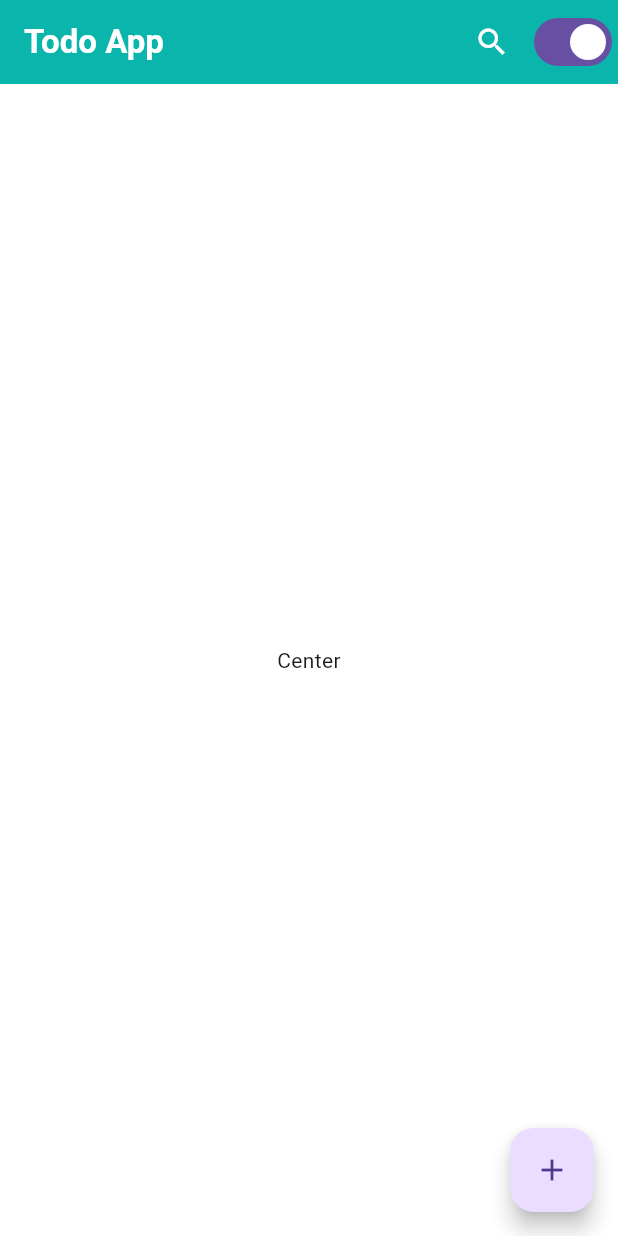
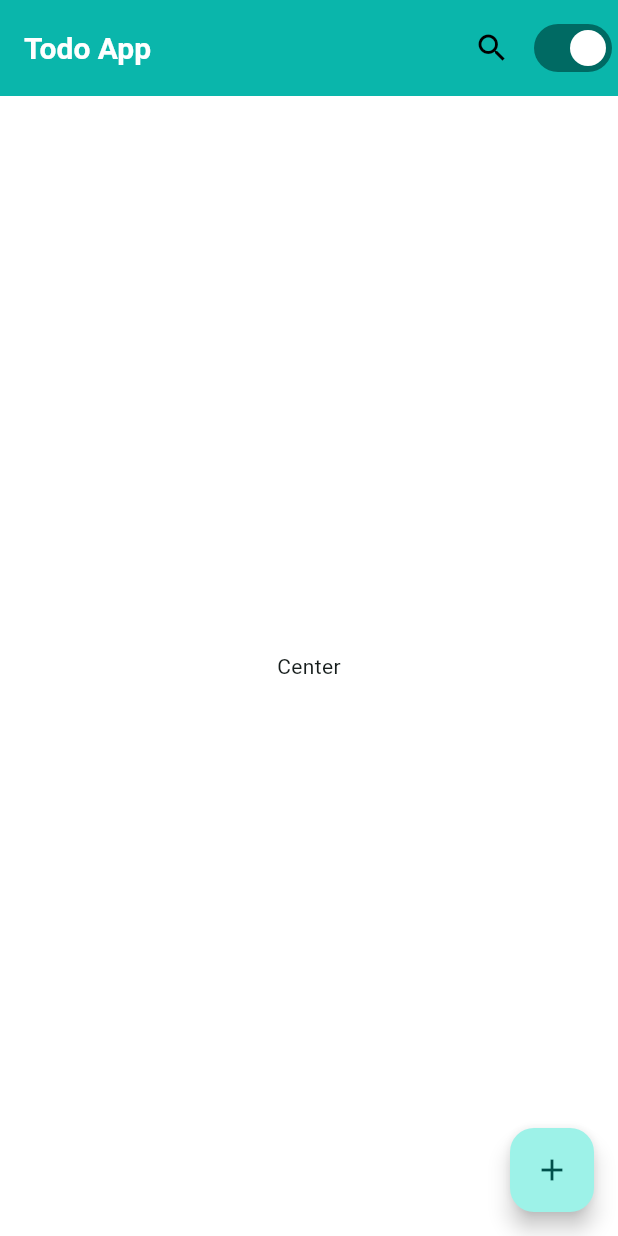
Before and after one commit to UmerFarooqJillani/Todo-List-App, a Flutter app: the screen it shows after launch, on a phone screen of 412 x 824 dp. Run offline on Flutter 3.47's test engine with Material 3 defaults, Android fonts, the phone set to English and light mode, and no system bars; our stand-ins replace flutter_riverpod, flutter_screenutil.

Commit message:
add the theme data using material 3

```diff
--- a/todo_app/lib/app/themes.dart
+++ b/todo_app/lib/app/themes.dart
@@ -5,13 +5,29 @@ class MyThemes {
   static final lightTheme = ThemeData(
     useMaterial3: true,
     brightness: Brightness.light,
+    // Prefer ColorScheme in M3:
+    colorScheme: ColorScheme.fromSeed(
+      seedColor: const Color(0xFF0AB6AB),
+      brightness: Brightness.light,
+    ),
     scaffoldBackgroundColor: Colors.white,
-    primaryColor: Colors.white,
 
-    appBarTheme: AppBarTheme(
-      backgroundColor: const Color.fromRGBO(10, 182, 171, 100),
-      foregroundColor: Colors.white, // icons/text
-      elevation: 0,
+    appBarTheme: const AppBarTheme(
+      backgroundColor: Color(0xFF0AB6AB),
+      foregroundColor: Colors.white, // icons & text
+      elevation: 60.0,
+      surfaceTintColor: Colors.transparent, // ← important in M3
+      // AppBar uses these over textTheme:
+      titleTextStyle: TextStyle(
+        fontSize: 20,
+        fontWeight: FontWeight.w600,
+        color: Colors.white,
+      ),
+      toolbarTextStyle: TextStyle(color: Colors.white),
+      toolbarHeight: 64.0,
+      actionsIconTheme: IconThemeData(
+        color: Colors.black
+      ),
     ),
 
     textTheme: const TextTheme(
@@ -22,8 +38,14 @@ class MyThemes {
   );
 
   // dark theme data
-  static final darkTheme = ThemeData(
-    useMaterial3: true,
-    brightness: Brightness.dark,
-  );
+  // static final darkTheme = ThemeData(
+  //   useMaterial3: true,
+  //   brightness: Brightness.dark,
+
+  //   appBarTheme: AppBarTheme(
+  //     backgroundColor: Colors.amberAccent,
+  //     foregroundColor: Colors.white, // icons/text
+  //     elevation: 0,
+  //   ),
+  // );
 }
--- a/todo_app/lib/features/home/home_widgets.dart
+++ b/todo_app/lib/features/home/home_widgets.dart
@@ -11,19 +11,12 @@ class MyAppBar extends StatelessWidget implements PreferredSizeWidget {
   @override
   Widget build(BuildContext context) {
     return AppBar(
-      backgroundColor: const Color.fromRGBO(10, 182, 171, 100),
-      // foregroundColor: Colors.amber,
-      title: Text(appTitle, style: Theme.of(context).textTheme.titleLarge),
-      centerTitle: false,
+      title: Text(appTitle),
       actions: [
         Row(
           children: [
             IconButton(onPressed: () {}, icon: Icon(Icons.search)),
-            SizedBox(
-              height: 60,
-              width: 60,
-              child: Switch(value: isdark, onChanged: (value) {}),
-            ),
+            Switch(value: isdark, onChanged: (value) {}),
           ],
         ),
       ],
@@ -31,7 +24,7 @@ class MyAppBar extends StatelessWidget implements PreferredSizeWidget {
   }
 
   @override
-  Size get preferredSize => Size.fromHeight(kToolbarHeight);
+  Size get preferredSize => const Size.fromHeight(64.0);
 }
 
 class MyBody extends StatelessWidget {
```
